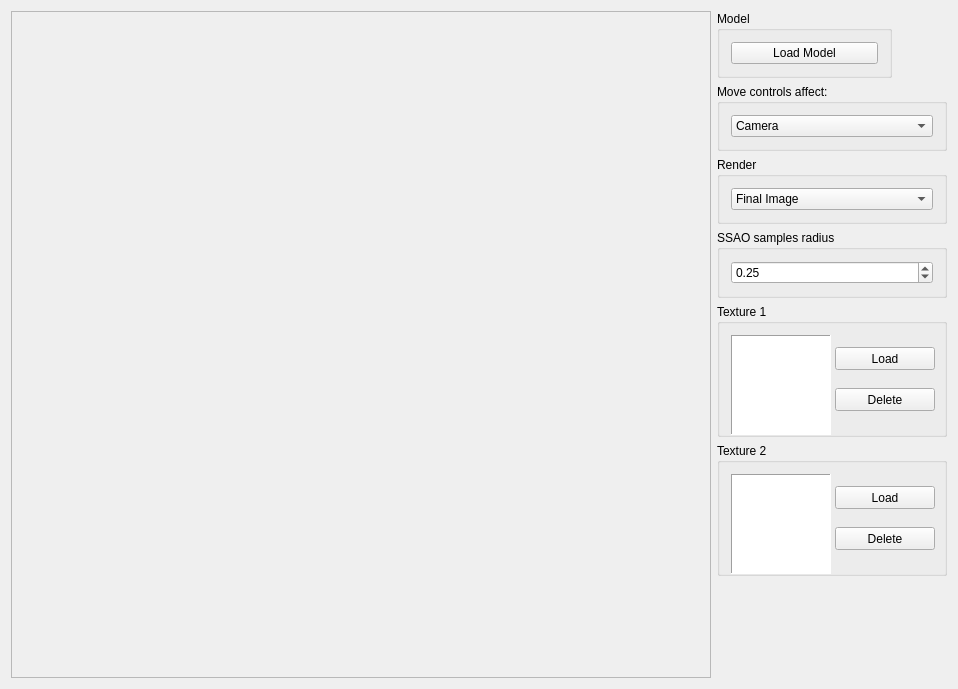
The window that project/forms/BasicGLWindow.ui (Vulpem/VQTGL) describes before a commit, drawn with Qt 5.
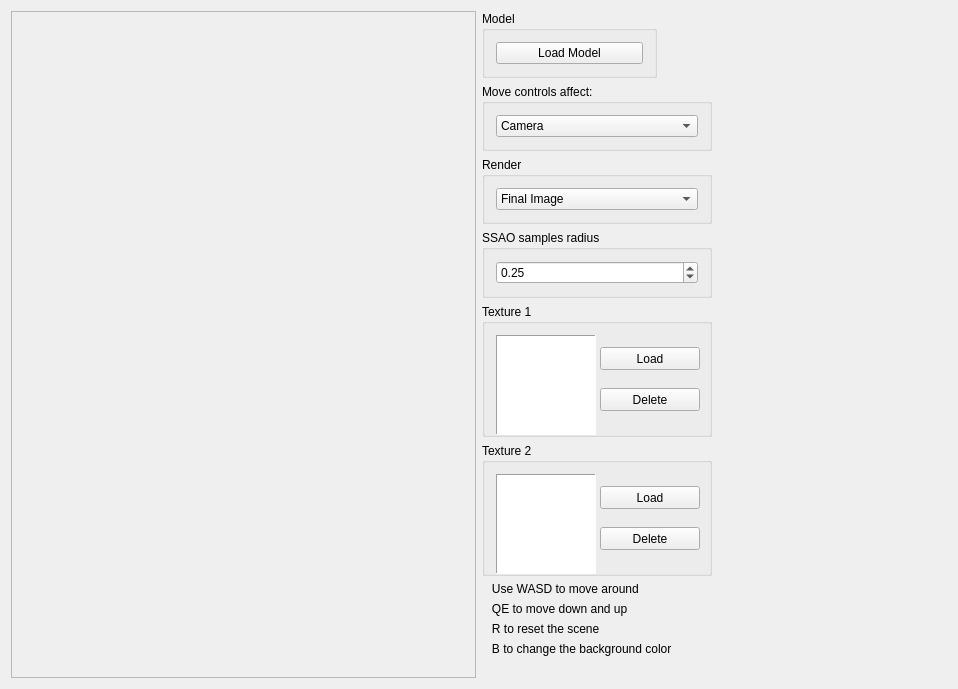
The same window after the commit.

Commit message: More comfortable navigation

What changed in the file:
```diff
--- a/project/forms/BasicGLWindow.ui
+++ b/project/forms/BasicGLWindow.ui
@@ -455,6 +455,34 @@
        <item>
         <layout class="QVBoxLayout" name="verticalLayout_5"/>
        </item>
+       <item>
+        <widget class="QLabel" name="label">
+         <property name="text">
+          <string>   Use WASD to move around</string>
+         </property>
+        </widget>
+       </item>
+       <item>
+        <widget class="QLabel" name="label_2">
+         <property name="text">
+          <string>   QE to move down and up</string>
+         </property>
+        </widget>
+       </item>
+       <item>
+        <widget class="QLabel" name="label_3">
+         <property name="text">
+          <string>   R to reset the scene</string>
+         </property>
+        </widget>
+       </item>
+       <item>
+        <widget class="QLabel" name="label_4">
+         <property name="text">
+          <string>   B to change the background color</string>
+         </property>
+        </widget>
+       </item>
        <item>
         <spacer name="verticalSpacer">
          <property name="orientation">
```
The commit also changes 1 other file.
